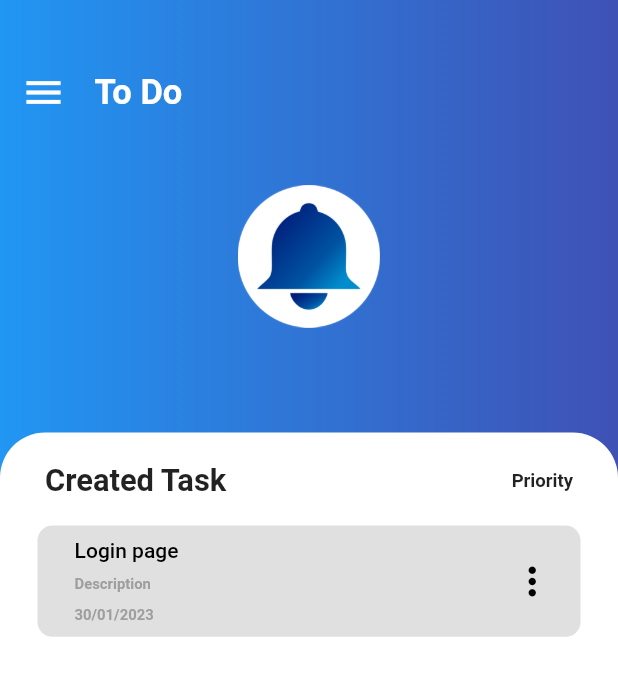
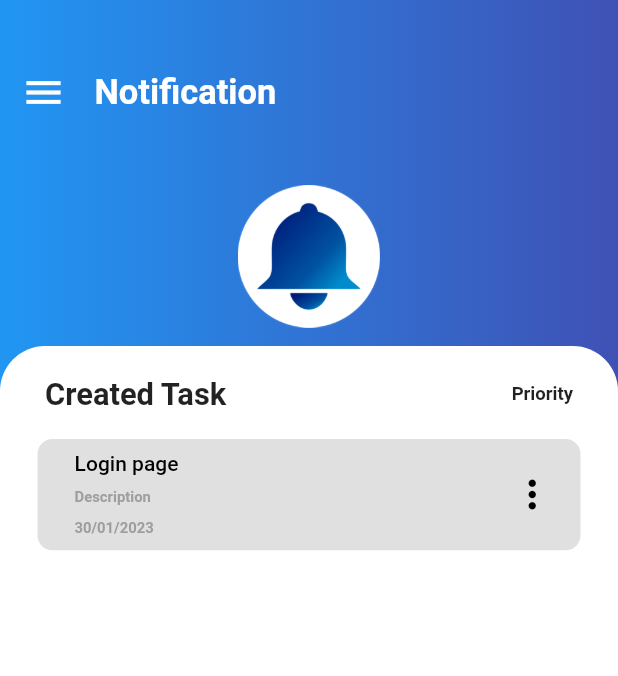
Before and after one commit to shivamkushwah47/task-management, a Flutter app: the NotificationView screen opened by its route, on a phone screen of 412 x 824 dp. Shown: the top 676 px of the screen. Run offline on Flutter 3.47's test engine with Material 2 defaults, Android fonts, the light colour scheme and no system bars; our stand-ins replace animated_splash_screen, awesome_dialog, cloud_firestore, connectivity_plus, convex_bottom_bar, dropdown_search and 14 more; missing offline and left inert: calendar_appbar, fl_country_code_picker; accounts and stored records are empty.

```diff
--- a/lib/core/get_pages.dart
+++ b/lib/core/get_pages.dart
@@ -43,6 +43,8 @@
 import 'package:visiter_app/feature/signup/view/signup_view.dart';
 import 'package:visiter_app/feature/splash/binding/splash_binding.dart';
 import 'package:visiter_app/feature/splash/view/splash_view.dart';
+import 'package:visiter_app/feature/user_bottambar/binding/user_bottambar_binding.dart';
+import 'package:visiter_app/feature/user_bottambar/view/user_bottambar_view.dart';
 import '../feature/Forgot_pass/binding/Forgot_binding.dart';
 import '../feature/Forgot_pass/view/Forgot_view.dart';
 import '../feature/profile/binding/profile_binding.dart';
@@ -74,5 +76,6 @@
   GetPage(name: Routes.readyToTask, page: () => ReadyToTaskView(), binding: ReadyToTaskBinding()),
   GetPage(name: Routes.drawer, page: () => AppDrawer(), binding: DrawerBinding()),
   GetPage(name: Routes.EditTask, page: () => EditTaskView(), binding: EditTaskBinding()),
+  GetPage(name: Routes.UserBottomBar, page: () => UserBottomBarView(), binding: UserBottomBarBinding()),
 
 ];
--- a/lib/core/routes.dart
+++ b/lib/core/routes.dart
@@ -23,5 +23,6 @@
   static String readyToTask = "/ready_task_view.dart";
   static String drawer = "/drawer_view.dart";
   static String EditTask = "/edit_task_view.dart";
+  static String UserBottomBar = "/user_bottambar_view.dart";
 
 }
--- a/lib/feature/admin_notification_page/view/admin_notification_view.dart
+++ b/lib/feature/admin_notification_page/view/admin_notification_view.dart
@@ -21,7 +21,7 @@
               Positioned(
                 child: Container(
                   width: Get.width,
-                  height: Get.height * 0.45,
+                  height: Get.height * 0.4,
                   decoration: const BoxDecoration(
                     gradient: LinearGradient(
                         colors: [Colors.blue, Colors.indigo]),
@@ -46,7 +46,7 @@
                                   )),
                             ),
                             const Text(
-                              'To Do',
+                              'Notification',
                               style: TextStyle(
                                   color: Colors.white,
                                   fontSize: 23,
@@ -65,10 +65,12 @@
                 ),
               ),
               Positioned(
-
-                  bottom: Get.height * .05,
+                  top: Get.height * .28,
                   width: Get.width * 1,
-                  height: Get.height * .6,
+                  height: Get.height * .690,
+                  // bottom: Get.height * .05,
+                  // width: Get.width * 1,
+                  // height: Get.height * .6,
                   child: Container(padding: EdgeInsetsDirectional.fromSTEB(25, 20, 25, 0) ,
                     decoration: const BoxDecoration(
                       color: Colors.white,
```
Also changed, not shown: lib/feature/user_bottambar/binding/user_bottambar_binding.dart (+7 -3 lines), lib/feature/user_bottambar/controller/user_bottambar_controller.dart (+31 -0 lines), lib/feature/user_bottambar/view/user_bottambar_view.dart (+40 -0 lines).
